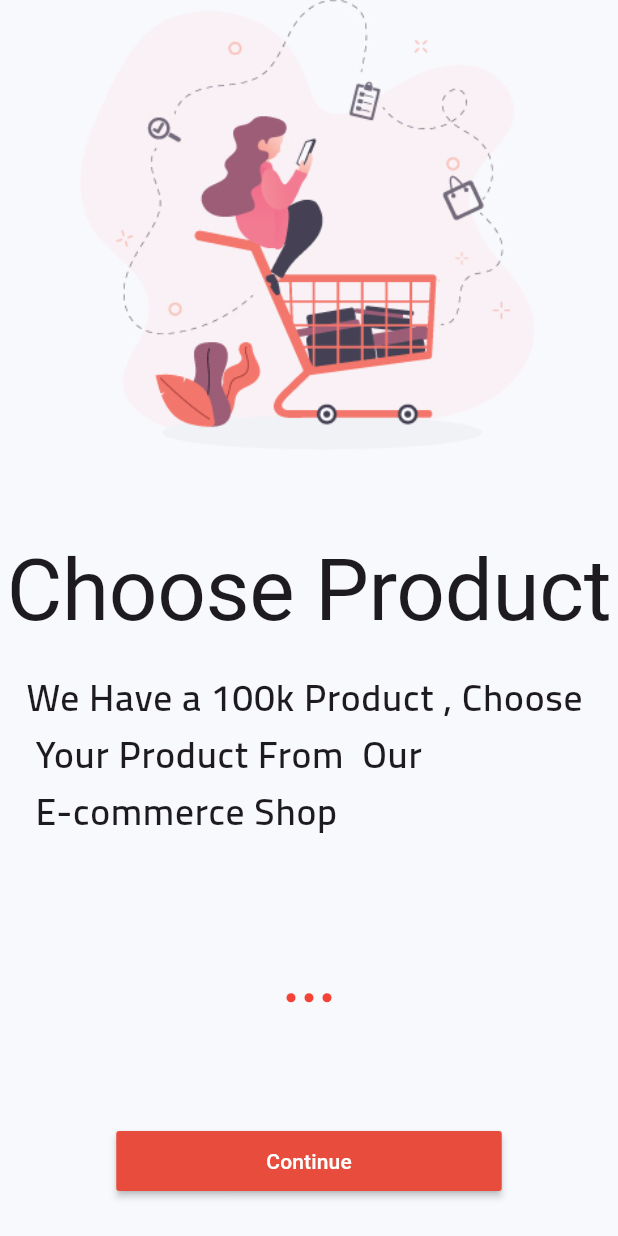
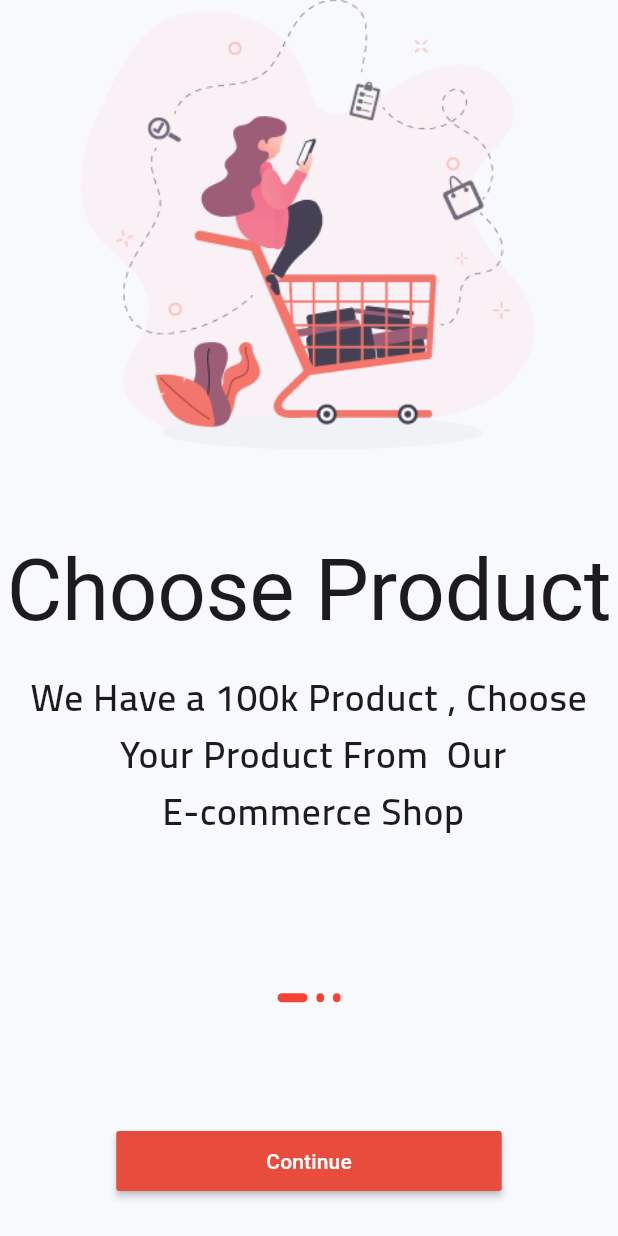
Before and after one commit to am7405782/shoping_app, a Flutter app: the OnBordingScreen screen opened by its route, on a phone screen of 412 x 824 dp. Run offline on Flutter 3.47's test engine with Material 3 defaults, Android fonts, the phone set to English and light mode, and no system bars; our stand-ins replace gap, get, shared_preferences; accounts and stored records are empty; project files that could hold a hidden picture were left out.

Commit message:
Add OnBoardingController and related classes/widgets
- Added OnBoardingController and its implementation with methods for handling
  onboarding logic.
- Created OnBordingBody widget to display on

```diff
--- /dev/null
+++ b/lib/controller/onbording_controller.dart
@@ -0,0 +1,36 @@
+import 'package:flutter/material.dart';
+import 'package:get/get.dart';
+import 'package:shoping_app/core/services/service.dart';
+import 'package:shoping_app/data/data_source/static.dart';
+
+abstract class OnBoardingController extends GetxController {
+  next();
+  onPageChange(int index);
+}
+
+class OnBoardingControllerImp extends OnBoardingController {
+  late PageController pageController;
+  int currentPage = 0;
+  MyServices myServices = Get.find();
+  @override
+  next() {
+    currentPage++;
+    if (currentPage >= onBordingList.length) {
+    } else {
+      pageController.animateToPage(currentPage,
+          duration: const Duration(milliseconds: 900), curve: Curves.easeInOut);
+    }
+  }
+
+  @override
+  onPageChange(int index) {
+    currentPage = index;
+    update();
+  }
+
+  @override
+  void onInit() {
+    pageController = PageController();
+    super.onInit();
+  }
+}
--- a/lib/core/constant/style_text.dart
+++ /dev/null
@@ -1,24 +0,0 @@
-import 'package:flutter/material.dart';
-
-class AppTextStyle {
-  static TextStyle textStyle18 = const TextStyle(
-    fontSize: 18,
-    fontWeight: FontWeight.bold,
-    fontFamily: "Cairo",
-  );
-  static TextStyle textStyle14 = const TextStyle(
-    fontSize: 14,
-    fontWeight: FontWeight.normal,
-    fontFamily: "Cairo",
-  );
-  static TextStyle textStyle25 = const TextStyle(
-    fontSize: 25,
-    fontWeight: FontWeight.normal,
-    fontFamily: "Cairo",
-  );
-  static TextStyle textStyle16 = const TextStyle(
-    fontSize: 16,
-    fontWeight: FontWeight.normal,
-    fontFamily: "Cairo",
-  );
-}
--- a/lib/core/constant/theam_data.dart
+++ b/lib/core/constant/theam_data.dart
@@ -1,12 +1,36 @@
 import 'package:flutter/material.dart';
+import 'package:shoping_app/core/constant/color.dart';
 
 ThemeData englisTheam = ThemeData(
   colorScheme: ColorScheme.fromSeed(seedColor: Colors.blue),
   useMaterial3: true,
   fontFamily: "PlayfairDisplay",
+  textTheme: const TextTheme(
+      headline1: TextStyle(
+          fontWeight: FontWeight.bold, fontSize: 22, color: AppColor.black),
+      headline2: TextStyle(
+          fontWeight: FontWeight.bold, fontSize: 26, color: AppColor.black),
+      bodyText1: TextStyle(
+          height: 2,
+          color: AppColor.grey,
+          fontWeight: FontWeight.bold,
+          fontSize: 16),
+      bodyText2: TextStyle(height: 2, color: AppColor.grey, fontSize: 14)),
 );
+
 ThemeData aradicTheam = ThemeData(
   colorScheme: ColorScheme.fromSeed(seedColor: Colors.blue),
   useMaterial3: true,
   fontFamily: "Cairo",
+  textTheme: const TextTheme(
+      headline1: TextStyle(
+          fontWeight: FontWeight.bold, fontSize: 22, color: AppColor.black),
+      headline2: TextStyle(
+          fontWeight: FontWeight.bold, fontSize: 26, color: AppColor.black),
+      bodyText1: TextStyle(
+          height: 2,
+          color: AppColor.grey,
+          fontWeight: FontWeight.bold,
+          fontSize: 14),
+      bodyText2: TextStyle(height: 2, color: AppColor.grey, fontSize: 14)),
 );
--- a/lib/view/pages/onbording_page.dart
+++ b/lib/view/pages/onbording_page.dart
@@ -1,99 +1,20 @@
 import 'package:flutter/material.dart';
-import 'package:gap/gap.dart';
 import 'package:get/get.dart';
+import 'package:shoping_app/controller/onbording_controller.dart';
 import 'package:shoping_app/core/constant/color.dart';
-import 'package:shoping_app/data/data_source/static.dart';
-import 'package:shoping_app/view/widgets/onbording/onbording_button.dart';
+import 'package:shoping_app/view/widgets/onbording/onbording_body.dart';
 
 class OnBordingScreen extends StatelessWidget {
   const OnBordingScreen({super.key});
 
   @override
   Widget build(BuildContext context) {
+    Get.put(OnBoardingControllerImp());
     return const Scaffold(
       backgroundColor: AppColor.backgroundcolor,
       body: SafeArea(
-        child: Column(
-          children: [
-            Expanded(
-              flex: 4,
-              child: CustomSliderOnBoarding(),
-            ),
-            Expanded(
-              flex: 1,
-              child: Column(
-                children: [
-                  CustomDotControllerOnBoarding(),
-                  Spacer(
-                    flex: 2,
-                  ),
-                  OnBordingButton(),
-                ],
-              ),
-            ),
-          ],
-        ),
+        child: OnBordingBody(),
       ),
     );
   }
 }
-
-class CustomSliderOnBoarding extends StatelessWidget {
-  const CustomSliderOnBoarding({
-    super.key,
-  });
-
-  @override
-  Widget build(BuildContext context) {
-    return PageView.builder(
-      itemCount: onBordingList.length,
-      itemBuilder: (context, index) => Column(
-        children: [
-          Column(
-            children: [
-              Image.asset(
-                onBordingList[index].image!,
-                width: Get.width / 1.3,
-                fit: BoxFit.fill,
-              ),
-              Gap(60),
-              Text(onBordingList[index].title!,
-                  textAlign: TextAlign.center,
-                  style: Theme.of(context).textTheme.headline1),
-              const Gap(20),
-              Text(onBordingList[index].body!,
-                  style: Theme.of(context).textTheme.bodyText1),
-            ],
-          ),
-        ],
-      ),
-    );
-  }
-}
-
-class CustomDotControllerOnBoarding extends StatelessWidget {
-  const CustomDotControllerOnBoarding({
-    super.key,
-  });
-
-  @override
-  Widget build(BuildContext context) {
-    return Row(
-      mainAxisAlignment: MainAxisAlignment.center,
-      children: [
-        ...List.generate(
-            onBordingList.length,
-            (index) => AnimatedContainer(
-                  duration: const Duration(milliseconds: 300),
-                  decoration: const BoxDecoration(
-                    color: Colors.red,
-                    borderRadius: BorderRadius.all(Radius.circular(50)),
-                  ),
-                  margin: const EdgeInsets.all(3),
-                  height: 6,
-                  width: 6,
-                )),
-      ],
-    );
-  }
-}
--- /dev/null
+++ b/lib/view/widgets/onbording/onbording_body.dart
@@ -0,0 +1,34 @@
+import 'package:flutter/material.dart';
+import 'package:shoping_app/view/widgets/onbording/onbording_bot.dart';
+import 'package:shoping_app/view/widgets/onbording/onbording_button.dart';
+import 'package:shoping_app/view/widgets/onbording/onbording_slider.dart';
+
+class OnBordingBody extends StatelessWidget {
+  const OnBordingBody({
+    super.key,
+  });
+
+  @override
+  Widget build(BuildContext context) {
+    return const Column(
+      children: [
+        Expanded(
+          flex: 4,
+          child: CustomSliderOnBoarding(),
+        ),
+        Expanded(
+          flex: 1,
+          child: Column(
+            children: [
+              CustomDotControllerOnBoarding(),
+              Spacer(
+                flex: 2,
+              ),
+              OnBordingButton(),
+            ],
+          ),
+        ),
+      ],
+    );
+  }
+}
--- /dev/null
+++ b/lib/view/widgets/onbording/onbording_bot.dart
@@ -0,0 +1,33 @@
+import 'package:flutter/material.dart';
+import 'package:get/get_state_manager/src/simple/get_state.dart';
+import 'package:shoping_app/controller/onbording_controller.dart';
+import 'package:shoping_app/data/data_source/static.dart';
+
+class CustomDotControllerOnBoarding extends StatelessWidget {
+  const CustomDotControllerOnBoarding({
+    super.key,
+  });
+
+  @override
+  Widget build(BuildContext context) {
+    return GetBuilder<OnBoardingControllerImp>(
+      builder: (controller) => Row(
+        mainAxisAlignment: MainAxisAlignment.center,
+        children: [
+          ...List.generate(
+              onBordingList.length,
+              (index) => AnimatedContainer(
+                    duration: const Duration(milliseconds: 300),
+                    decoration: const BoxDecoration(
+                      color: Colors.red,
+                      borderRadius: BorderRadius.all(Radius.circular(50)),
+                    ),
+                    margin: const EdgeInsets.all(3),
+                    height: 6,
+                    width: controller.currentPage == index ? 20 : 5,
+                  )),
+        ],
+      ),
+    );
+  }
+}
--- a/lib/view/widgets/onbording/onbording_button.dart
+++ b/lib/view/widgets/onbording/onbording_button.dart
@@ -1,29 +1,26 @@
 import 'package:flutter/material.dart';
+import 'package:get/get_state_manager/src/simple/get_view.dart';
+import 'package:shoping_app/controller/onbording_controller.dart';
 import 'package:shoping_app/core/constant/color.dart';
 
-class OnBordingButton extends StatelessWidget {
+class OnBordingButton extends GetView<OnBoardingControllerImp> {
   const OnBordingButton({
     super.key,
-    this.onTap,
   });
-  final Function()? onTap;
 
   @override
   Widget build(BuildContext context) {
-    return GestureDetector(
-      onTap: onTap,
-      child: Container(
+    return Container(
       margin: const EdgeInsets.only(bottom: 30),
       height: 40,
       child: MaterialButton(
           padding: const EdgeInsets.symmetric(horizontal: 100, vertical: 0),
           textColor: Colors.white,
           onPressed: () {
-              //  controller.next() ;
+            controller.next();
           },
           color: AppColor.primaryColor,
           child: const Text("Continue")),
-      ),
     );
   }
 }
--- /dev/null
+++ b/lib/view/widgets/onbording/onbording_slider.dart
@@ -0,0 +1,43 @@
+import 'package:flutter/material.dart';
+import 'package:gap/gap.dart';
+import 'package:get/get.dart';
+import 'package:shoping_app/controller/onbording_controller.dart';
+import 'package:shoping_app/data/data_source/static.dart';
+
+class CustomSliderOnBoarding extends GetView<OnBoardingControllerImp> {
+  const CustomSliderOnBoarding({
+    super.key,
+  });
+
+  @override
+  Widget build(BuildContext context) {
+    return PageView.builder(
+      onPageChanged: (value) {
+        controller.onPageChange(value);
+      },
+      controller: controller.pageController,
+      itemCount: onBordingList.length,
+      itemBuilder: (context, index) => Column(
+        children: [
+          Column(
+            children: [
+              Image.asset(
+                onBordingList[index].image!,
+                width: Get.width / 1.3,
+                fit: BoxFit.fill,
+              ),
+              const Gap(60),
+              Text(onBordingList[index].title!,
+                  textAlign: TextAlign.center,
+                  style: Theme.of(context).textTheme.headline1),
+              const Gap(20),
+              Text(onBordingList[index].body!,
+                  textAlign: TextAlign.center,
+                  style: Theme.of(context).textTheme.bodyText1),
+            ],
+          ),
+        ],
+      ),
+    );
+  }
+}
```
Lines whose indentation alone changed are shown as unchanged.
